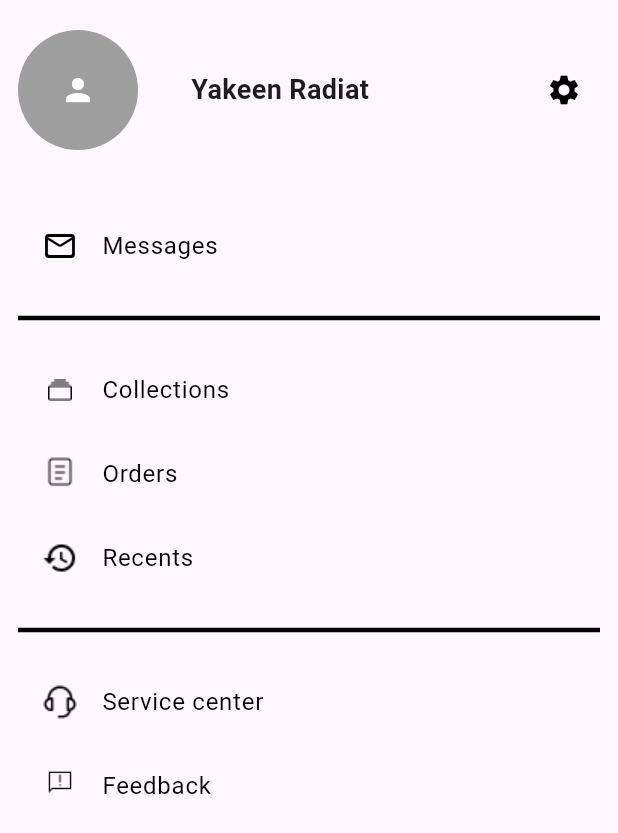
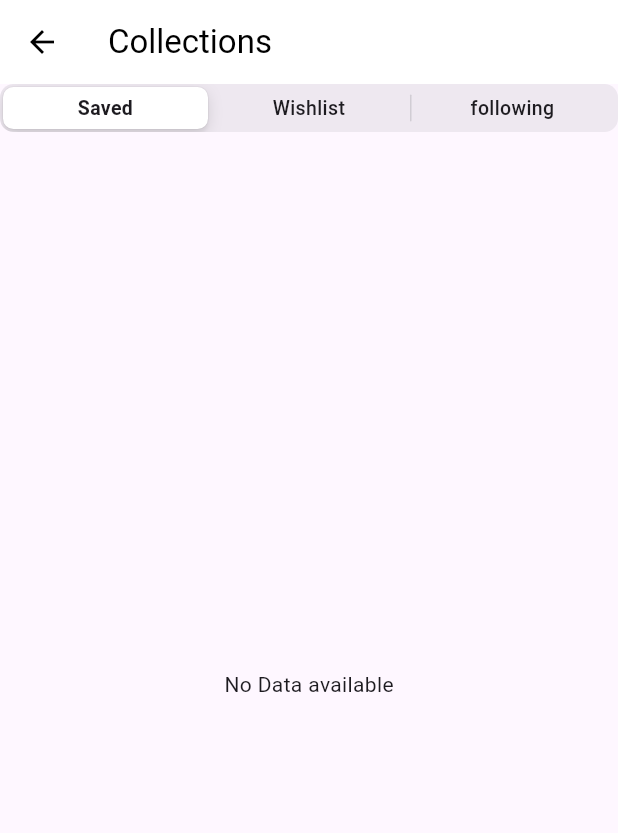
Before and after one commit to rans-rans/ai_store, a Flutter app: the ProfileScreen screen opened directly, after a tap on "Collections", on a phone screen of 412 x 824 dp. Shown: the top 833 px of the screen. Run offline on Flutter 3.47's test engine with Material 3 defaults, Android fonts, the phone set to English and light mode, and no system bars; our stand-ins replace camera, flutter_bloc, permission_handler.

Commit message:
added collection screen ui

```diff
--- a/lib/main.dart
+++ b/lib/main.dart
@@ -4,6 +4,7 @@ import 'package:flutter_bloc/flutter_bloc.dart' show MultiBlocProvider, BlocProv
 import 'src/constants/colors.dart' show darkTheme, lightTheme;
 import 'src/features/home/presentation/blocs/bottom_nav_cubit/bottom_navigation_cubit.dart';
 import 'src/features/home/presentation/screens/home_controller_screen.dart';
+import 'src/features/profile/presentation/blocs/segment_control/segment_control_cubit.dart';
 
 void main() async {
   WidgetsFlutterBinding.ensureInitialized();
@@ -21,6 +22,9 @@ class MyApp extends StatelessWidget {
         BlocProvider(
           create: (context) => BottomNavigationCubit(),
         ),
+        BlocProvider(
+          create: (context) => CollectionsSegmentControl(),
+        ),
       ],
       child: MaterialApp(
         home: const HomeControllerScreen(),
--- a/lib/src/features/products/presentation/screens/product_detail_screen.dart
+++ b/lib/src/features/products/presentation/screens/product_detail_screen.dart
@@ -278,6 +278,7 @@ class ProductDetailScreen extends StatelessWidget {
                     ],
                   ),
                   const SizedBox(height: 100),
+                  //TODO add reviews and similar products below
                 ],
               ),
             )
--- /dev/null
+++ b/lib/src/features/profile/presentation/blocs/segment_control/segment_control_cubit.dart
@@ -0,0 +1,11 @@
+import 'package:flutter_bloc/flutter_bloc.dart' show Cubit;
+
+part 'segment_control_state.dart';
+
+class CollectionsSegmentControl extends Cubit<int> {
+  CollectionsSegmentControl() : super(0);
+
+  void changeSegment(int newIndex) {
+    emit(newIndex);
+  }
+}
--- /dev/null
+++ b/lib/src/features/profile/presentation/blocs/segment_control/segment_control_state.dart
@@ -0,0 +1,5 @@
+part of 'segment_control_cubit.dart';
+
+sealed class SegmentControlState {}
+
+final class SegmentControlInitial extends SegmentControlState {}
--- /dev/null
+++ b/lib/src/features/profile/presentation/screens/collection_screen.dart
@@ -0,0 +1,90 @@
+import 'package:flutter/cupertino.dart';
+import 'package:flutter/material.dart';
+import 'package:flutter_bloc/flutter_bloc.dart';
+
+import '../blocs/segment_control/segment_control_cubit.dart';
+import '../widgets/collection_following_list.dart';
+import '../widgets/collection_saved_list.dart';
+import '../widgets/collection_wishlist_list.dart';
+
+class CollectionsScreen extends StatefulWidget {
+  const CollectionsScreen({super.key});
+
+  @override
+  State<CollectionsScreen> createState() => _CollectionsScreenState();
+}
+
+class _CollectionsScreenState extends State<CollectionsScreen> {
+  final pageController = PageController();
+
+  @override
+  void dispose() {
+    super.dispose();
+    pageController.dispose();
+  }
+
+  @override
+  Widget build(BuildContext context) {
+    // final screenSize = MediaQuery.sizeOf(context);
+    return Scaffold(
+      appBar: AppBar(
+        title: const Text("Collections"),
+      ),
+      body: BlocBuilder<CollectionsSegmentControl, int>(
+        builder: (context, state) {
+          return Column(
+            children: [
+              CupertinoSlidingSegmentedControl<int>(
+                groupValue: state,
+                children: const {
+                  0: SegmentButton(label: "Saved"),
+                  1: SegmentButton(label: "Wishlist"),
+                  2: SegmentButton(label: "following"),
+                },
+                onValueChanged: (value) {
+                  if (state == value) return;
+                  pageController.jumpToPage(value!);
+                  context.read<CollectionsSegmentControl>().changeSegment(value);
+                },
+              ),
+              Expanded(
+                child: PageView(
+                  controller: pageController,
+                  onPageChanged: (value) {
+                    context.read<CollectionsSegmentControl>().changeSegment(value);
+                  },
+                  children: const [
+                    CollectionSavedList(),
+                    CollectionWishlistList(),
+                    CollectionFollowingList(),
+                  ],
+                ),
+              )
+            ],
+          );
+        },
+      ),
+    );
+  }
+}
+
+class SegmentButton extends StatelessWidget {
+  const SegmentButton({
+    super.key,
+    required this.label,
+  });
+
+  final String label;
+
+  @override
+  Widget build(BuildContext context) {
+    final screenSize = MediaQuery.sizeOf(context);
+    return SizedBox(
+      width: screenSize.width * 0.3,
+      child: Text(
+        label,
+        textAlign: TextAlign.center,
+      ),
+    );
+  }
+}
--- a/lib/src/features/profile/presentation/screens/profile_screen.dart
+++ b/lib/src/features/profile/presentation/screens/profile_screen.dart
@@ -2,6 +2,7 @@ import 'package:flutter/material.dart';
 
 import '../../../../constants/numbers.dart';
 import '../../../../constants/strings.dart';
+import 'collection_screen.dart';
 import 'settings_screen.dart';
 
 class ProfileScreen extends StatelessWidget {
@@ -64,6 +65,12 @@ class ProfileScreen extends StatelessWidget {
                   title: const Text("Collections"),
                   onTap: () {
                     //TODO navigate to collections(saved,wishlist,favorite)
+                    Navigator.push(
+                      context,
+                      MaterialPageRoute(
+                        builder: (_) => const CollectionsScreen(),
+                      ),
+                    );
                   },
                 ),
                 ListTile(
--- /dev/null
+++ b/lib/src/features/profile/presentation/widgets/collection_saved_list.dart
@@ -0,0 +1,12 @@
+import 'package:flutter/material.dart';
+
+class CollectionSavedList extends StatelessWidget {
+  const CollectionSavedList({super.key});
+
+  @override
+  Widget build(BuildContext context) {
+    return const Center(
+      child: Text("No Data available"),
+    );
+  }
+}
```
Also changed, not shown: lib/src/features/profile/presentation/widgets/collection_following_list.dart (added, +12 -0 lines), lib/src/features/profile/presentation/widgets/collection_wishlist_list.dart (added, +12 -0 lines).
